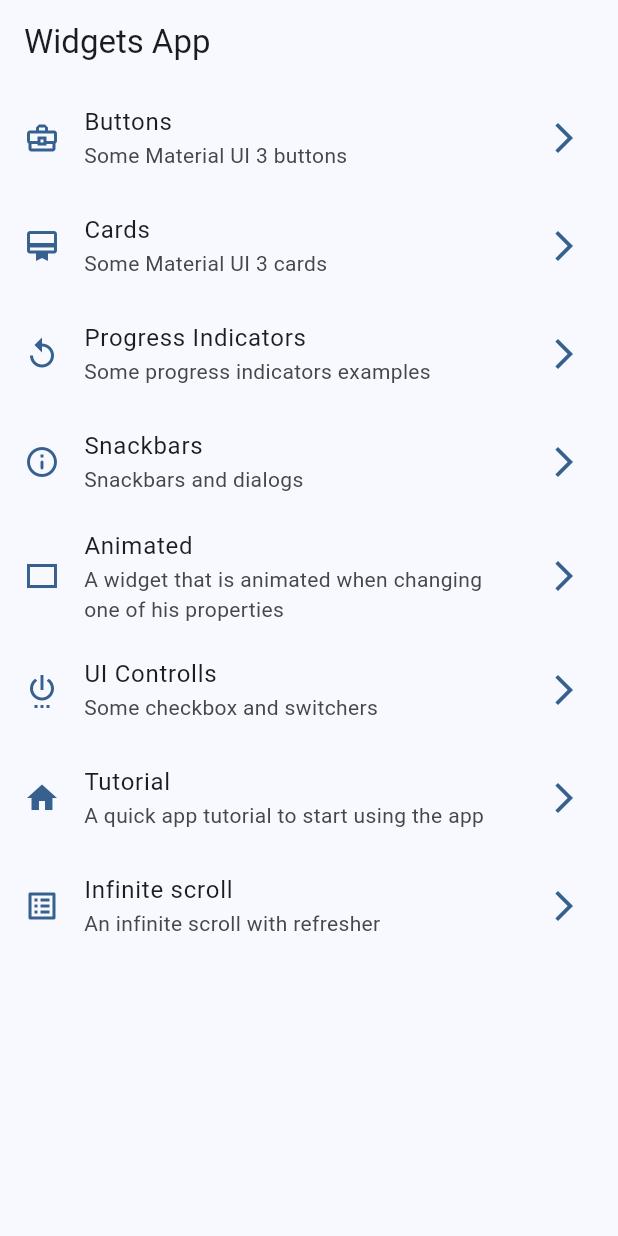
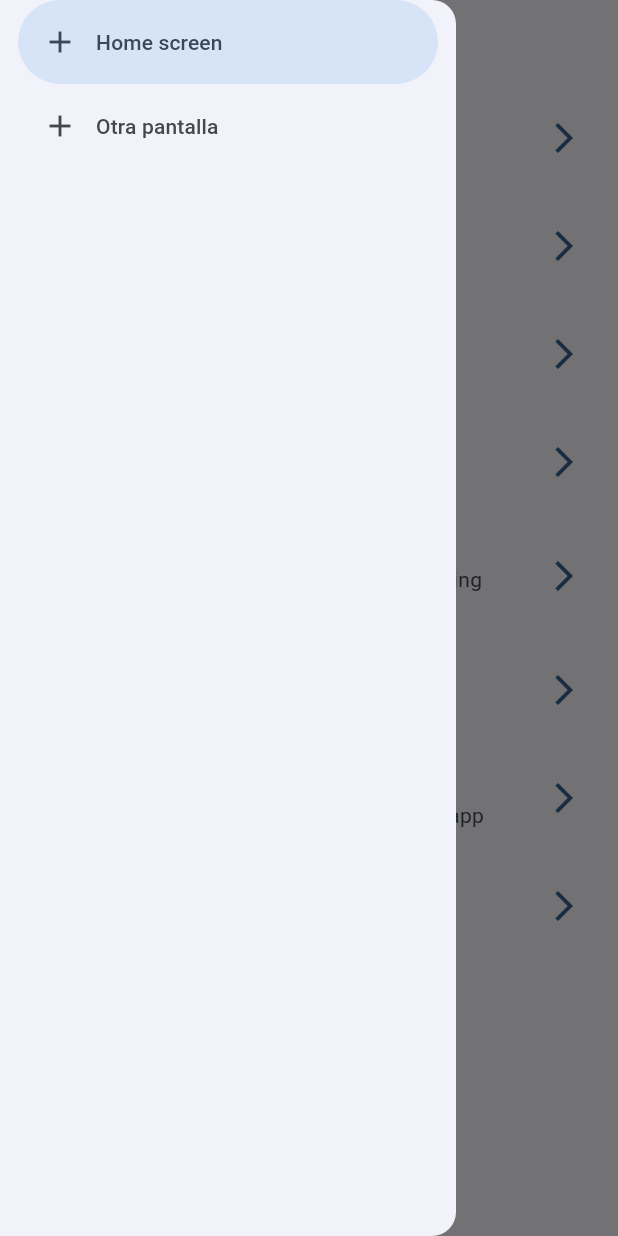
Before and after one commit to luislealdev/widgets-app-flutter, a Flutter app: the screen it shows after launch, with the side drawer open (before the commit the screen has no drawer), on a phone screen of 412 x 824 dp. Run offline on Flutter 3.47's test engine with Material 2 defaults, Android fonts, the phone set to English and light mode, and no system bars; our stand-ins replace animate_do, go_router.

```diff
--- a/lib/presentation/screens/home/home_screen.dart
+++ b/lib/presentation/screens/home/home_screen.dart
@@ -1,6 +1,7 @@
 import 'package:flutter/material.dart';
 import 'package:go_router/go_router.dart';
 import 'package:widgets_app/config/menu/menu_items.dart';
+import 'package:widgets_app/presentation/widgets/side_menu.dart';
 
 class HomeScreen extends StatelessWidget {
   const HomeScreen({super.key});
@@ -10,6 +11,7 @@ class HomeScreen extends StatelessWidget {
     return Scaffold(
       appBar: AppBar(title: const Text('Widgets App')),
       body: const _HomeView(),
+      drawer: const SideMenu(),
     );
   }
 }
--- /dev/null
+++ b/lib/presentation/widgets/side_menu.dart
@@ -0,0 +1,29 @@
+import 'package:flutter/material.dart';
+
+class SideMenu extends StatefulWidget {
+  const SideMenu({super.key});
+
+  @override
+  State<SideMenu> createState() => _SideMenuState();
+}
+
+class _SideMenuState extends State<SideMenu> {
+  int navDrawerIndex = 0;
+  @override
+  Widget build(BuildContext context) {
+    return NavigationDrawer(
+      selectedIndex: navDrawerIndex,
+      onDestinationSelected: (value) {
+        setState(() {
+          navDrawerIndex = value;
+        });
+      },
+      children: const [
+        NavigationDrawerDestination(
+            icon: Icon(Icons.add), label: Text("Home screen")),
+        NavigationDrawerDestination(
+            icon: Icon(Icons.add), label: Text("Otra pantalla")),
+      ],
+    );
+  }
+}
```
